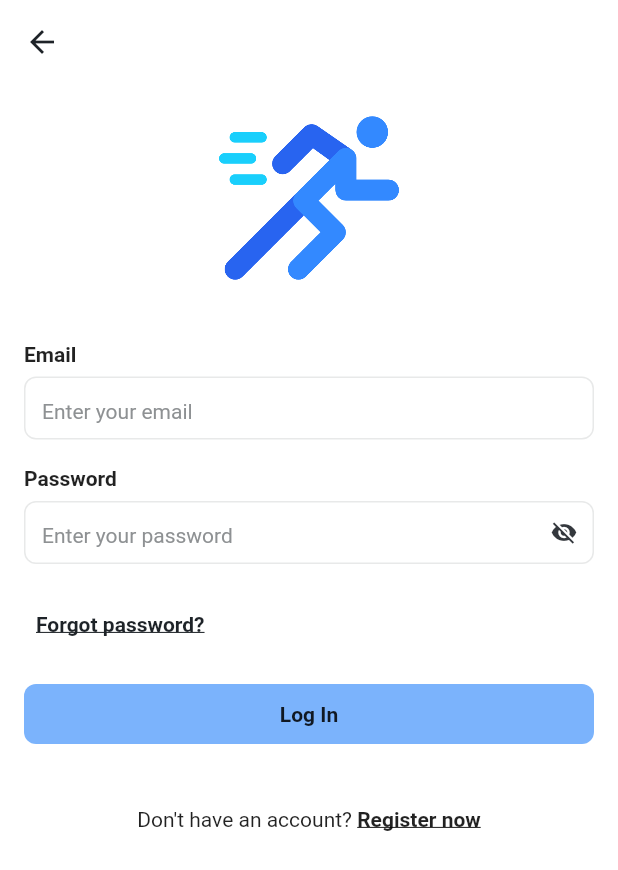
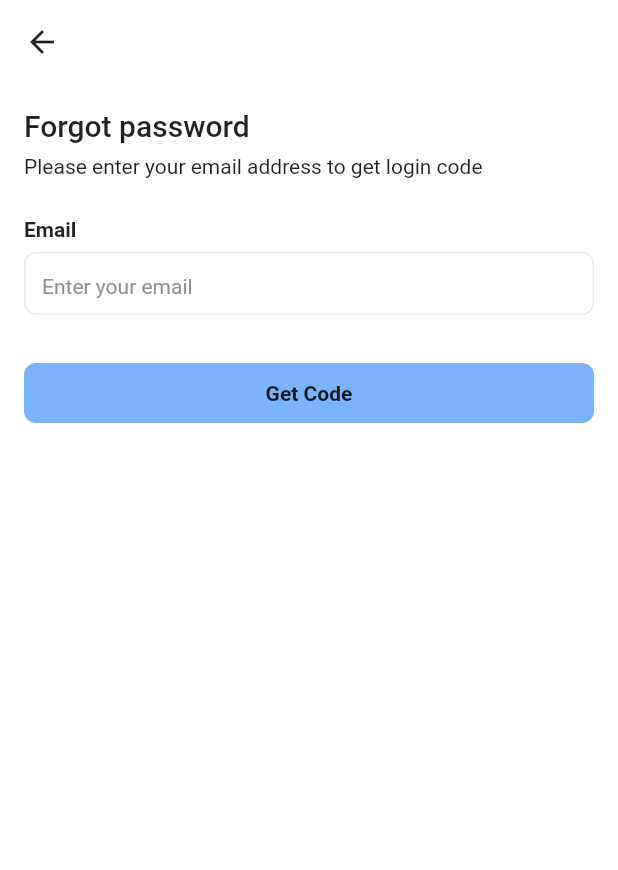
Before and after one commit to DATN-LYN/app-user-fitness, a Flutter app: the LoginPage screen opened by its route, after a tap on "Forgot password?", on a phone screen of 412 x 824 dp. Shown: the top 870 px of the screen. Run offline on Flutter 3.47's test engine with Material 2 defaults, Android fonts, the phone set to English and light mode, and no system bars; drawn by our look-alikes of flutter_form_builder, touchable_opacity; our stand-ins replace auto_route, flutter_spinkit, form_builder_validators, freezed_annotation, get_it, hive and 2 more; accounts and stored records are empty.

Commit message:
feat/forgot_pass_ui: create forgot password ui

```diff
--- a/fitness_app/assets/locales/en-US.json
+++ b/fitness_app/assets/locales/en-US.json
@@ -47,5 +47,10 @@
       "fullNameIsRequired": "Full name is required",
       "confirmPasswordIsRequired": "Confirm password is required",
       "passwordNotMatch": "Password not match"
+    },
+    "forgotPassword_": {
+      "title": "Forgot password",
+      "description": "Please enter your email address to get login code",
+      "getCode": "Get Code"
     }
 }
--- a/fitness_app/assets/locales/vi-VN.json
+++ b/fitness_app/assets/locales/vi-VN.json
@@ -47,5 +47,10 @@
       "fullNameIsRequired": "Họ và tên bắt buộc",
       "confirmPasswordIsRequired": "Xác nhận mật khẩu bắt buộc",
       "passwordNotMatch": "Mật khẩu không khớp"
+    },
+    "forgotPassword_": {
+      "title": "Quên mật khẩu",
+      "description": "Vui lòng nhập địa chỉ email của bạn để nhận mã đăng nhập",
+      "getCode": "Lấy Mã Xác Nhận"
     }
 }
--- a/fitness_app/lib/global/gen/i18n.dart
+++ b/fitness_app/lib/global/gen/i18n.dart
@@ -96,6 +96,12 @@ class I18n implements WidgetsLocalizations {
 	String get signup_ConfirmPasswordIsRequired => "Confirm password is required";
 	/// "Password not match"
 	String get signup_PasswordNotMatch => "Password not match";
+	/// "Forgot password"
+	String get forgotPassword_Title => "Forgot password";
+	/// "Please enter your email address to get login code"
+	String get forgotPassword_Description => "Please enter your email address to get login code";
+	/// "Get Code"
+	String get forgotPassword_GetCode => "Get Code";
 }
 class _I18n_en_US extends I18n {
   const _I18n_en_US();
@@ -203,6 +209,15 @@ class _I18n_vi_VN extends I18n {
 	/// "Mật khẩu không khớp"
 	@override
 	String get signup_PasswordNotMatch => "Mật khẩu không khớp";
+	/// "Quên mật khẩu"
+	@override
+	String get forgotPassword_Title => "Quên mật khẩu";
+	/// "Vui lòng nhập địa chỉ email của bạn để nhận mã đăng nhập"
+	@override
+	String get forgotPassword_Description => "Vui lòng nhập địa chỉ email của bạn để nhận mã đăng nhập";
+	/// "Lấy Mã Xác Nhận"
+	@override
+	String get forgotPassword_GetCode => "Lấy Mã Xác Nhận";
 }
 class GeneratedLocalizationsDelegate extends LocalizationsDelegate<WidgetsLocalizations> {
   const GeneratedLocalizationsDelegate();
--- a/fitness_app/lib/global/routers/app_router.dart
+++ b/fitness_app/lib/global/routers/app_router.dart
@@ -1,4 +1,5 @@
 import 'package:auto_route/auto_route.dart';
+import 'package:fitness_app/modules/forgot_password/forgot_password_page.dart';
 import 'package:fitness_app/modules/login/login_page.dart';
 import 'package:fitness_app/modules/signup/sign_up_page.dart';
 import 'package:fitness_app/modules/splash/splash_page.dart';
@@ -17,6 +18,7 @@ part 'app_router.gr.dart';
     AutoRoute(page: MainPage),
     AutoRoute(page: LoginPage),
     AutoRoute(page: SignUpPage),
+    AutoRoute(page: ForgotPasswordPage),
   ],
 )
 class AppRouter extends _$AppRouter {}
--- /dev/null
+++ b/fitness_app/lib/modules/forgot_password/forgot_password_page.dart
@@ -0,0 +1,82 @@
+import 'package:flutter/material.dart';
+import 'package:flutter_form_builder/flutter_form_builder.dart';
+import 'package:form_builder_validators/form_builder_validators.dart';
+
+import '../../global/gen/i18n.dart';
+import '../../global/themes/app_colors.dart';
+import '../../global/widgets/elevated_button_opacity.dart';
+import '../../global/widgets/label.dart';
+
+class ForgotPasswordPage extends StatefulWidget {
+  const ForgotPasswordPage({super.key});
+
+  @override
+  State<ForgotPasswordPage> createState() => _ForgotPasswordPageState();
+}
+
+class _ForgotPasswordPageState extends State<ForgotPasswordPage> {
+  final formKey = GlobalKey<FormBuilderState>();
+  bool isLoading = false;
+
+  void forgotPass() {}
+  @override
+  Widget build(BuildContext context) {
+    final theme = Theme.of(context);
+    final i18n = I18n.of(context)!;
+
+    return Scaffold(
+      appBar: AppBar(elevation: 0),
+      body: FormBuilder(
+        key: formKey,
+        child: GestureDetector(
+          onTapDown: (_) => FocusManager.instance.primaryFocus?.unfocus(),
+          child: ListView(
+            padding: const EdgeInsets.all(16.0),
+            children: [
+              Text(
+                i18n.forgotPassword_Title,
+                style: theme.textTheme.titleLarge,
+              ),
+              const SizedBox(height: 8),
+              Text(
+                i18n.forgotPassword_Description,
+                overflow: TextOverflow.visible,
+              ),
+              const SizedBox(height: 8),
+              Label(i18n.login_Email),
+              FormBuilderTextField(
+                name: 'email',
+                decoration: InputDecoration(
+                  fillColor: isLoading ? AppColors.grey6 : AppColors.white,
+                  filled: true,
+                  hintText: i18n.login_EmailHint,
+                ),
+                enabled: !isLoading,
+                keyboardType: TextInputType.emailAddress,
+                validator: FormBuilderValidators.compose(
+                  [
+                    FormBuilderValidators.required(
+                      errorText: i18n.login_EmailIsRequired,
+                    ),
+                    FormBuilderValidators.email(
+                      errorText: i18n.login_EmailNotValid,
+                    )
+                  ],
+                ),
+                autovalidateMode: AutovalidateMode.onUserInteraction,
+                autocorrect: false,
+                onSubmitted: (_) => forgotPass(),
+              ),
+              const SizedBox(height: 32),
+              ElevatedButtonOpacity(
+                onTap: isLoading ? null : forgotPass,
+                loading: isLoading,
+                label: i18n.forgotPassword_GetCode,
+              ),
+            ],
+          ),
+        ),
+      ),
+    );
+  }
+}
--- a/fitness_app/lib/modules/login/login_page.dart
+++ b/fitness_app/lib/modules/login/login_page.dart
@@ -105,7 +105,7 @@ class _LoginPageState extends State<LoginPage> {
               alignment: Alignment.centerLeft,
               child: TextButton(
                 onPressed: () {
-                  //TODO: forgot pass route
+                  AutoRouter.of(context).push(const ForgotPasswordRoute());
                 },
                 child: Text(i18n.login_ForgotPassword),
               ),
```
Also changed, not shown: fitness_app/lib/global/routers/app_router.gr.dart.
